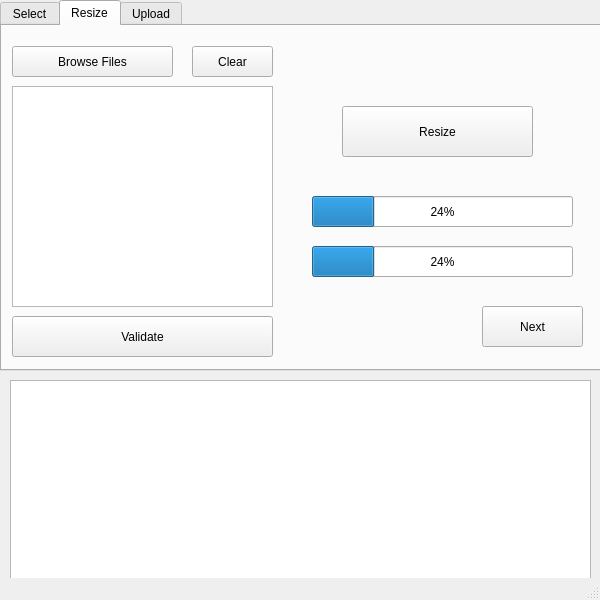
Above: ui.ui from arghyabi/photo_uploader before the change. Below: the same form after it.
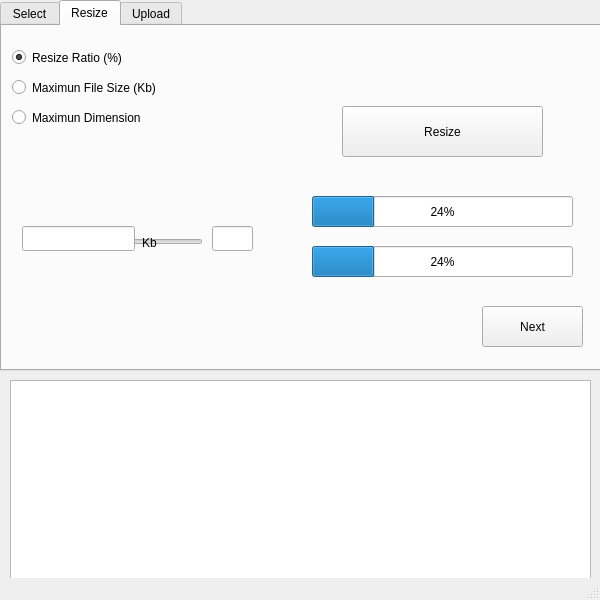
That is the form after the change. The open tabs and pages were chosen to show the change.

Commit message:
Changing settings in Resize tab UI and coresponding code
changed the resize settings in the resize tab and make some changes in the python code

```diff
--- a/ui.ui
+++ b/ui.ui
@@ -113,61 +113,12 @@
      <attribute name="title">
       <string>Resize</string>
      </attribute>
-     <widget class="QPushButton" name="resize_ClearFile">
-      <property name="geometry">
-       <rect>
-        <x>190</x>
-        <y>20</y>
-        <width>81</width>
-        <height>31</height>
-       </rect>
-      </property>
-      <property name="text">
-       <string>Clear</string>
-      </property>
-     </widget>
-     <widget class="QListView" name="resize_listView">
-      <property name="geometry">
-       <rect>
-        <x>10</x>
-        <y>60</y>
-        <width>261</width>
-        <height>221</height>
-       </rect>
-      </property>
-     </widget>
-     <widget class="QPushButton" name="resize_BrowseButton">
-      <property name="geometry">
-       <rect>
-        <x>10</x>
-        <y>20</y>
-        <width>161</width>
-        <height>31</height>
-       </rect>
-      </property>
-      <property name="text">
-       <string>Browse Files</string>
-      </property>
-     </widget>
-     <widget class="QPushButton" name="resize_validate_btn">
-      <property name="geometry">
-       <rect>
-        <x>10</x>
-        <y>290</y>
-        <width>261</width>
-        <height>41</height>
-       </rect>
-      </property>
-      <property name="text">
-       <string>Validate</string>
-      </property>
-     </widget>
      <widget class="QPushButton" name="Resize_btn">
       <property name="geometry">
        <rect>
         <x>340</x>
         <y>80</y>
-        <width>191</width>
+        <width>201</width>
         <height>51</height>
        </rect>
       </property>
@@ -214,6 +165,94 @@
        <string>Next</string>
       </property>
      </widget>
+     <widget class="QRadioButton" name="max_dimension_radio_btn">
+      <property name="geometry">
+       <rect>
+        <x>10</x>
+        <y>80</y>
+        <width>171</width>
+        <height>23</height>
+       </rect>
+      </property>
+      <property name="text">
+       <string>Maximun Dimension</string>
+      </property>
+     </widget>
+     <widget class="QRadioButton" name="max_F_size_radio_btn">
+      <property name="geometry">
+       <rect>
+        <x>10</x>
+        <y>50</y>
+        <width>181</width>
+        <height>23</height>
+       </rect>
+      </property>
+      <property name="text">
+       <string>Maximun File Size (Kb)</string>
+      </property>
+     </widget>
+     <widget class="QRadioButton" name="ratio_radio_btn">
+      <property name="geometry">
+       <rect>
+        <x>10</x>
+        <y>20</y>
+        <width>131</width>
+        <height>23</height>
+       </rect>
+      </property>
+      <property name="text">
+       <string>Resize Ratio (%)</string>
+      </property>
+      <property name="checked">
+       <bool>true</bool>
+      </property>
+     </widget>
+     <widget class="QSlider" name="horizontalSlider">
+      <property name="geometry">
+       <rect>
+        <x>20</x>
+        <y>200</y>
+        <width>181</width>
+        <height>31</height>
+       </rect>
+      </property>
+      <property name="orientation">
+       <enum>Qt::Horizontal</enum>
+      </property>
+     </widget>
+     <widget class="QLineEdit" name="show_slider_value">
+      <property name="geometry">
+       <rect>
+        <x>210</x>
+        <y>200</y>
+        <width>41</width>
+        <height>25</height>
+       </rect>
+      </property>
+     </widget>
+     <widget class="QLineEdit" name="Max_file_size">
+      <property name="geometry">
+       <rect>
+        <x>20</x>
+        <y>200</y>
+        <width>113</width>
+        <height>25</height>
+       </rect>
+      </property>
+     </widget>
+     <widget class="QLabel" name="max_size_label">
+      <property name="geometry">
+       <rect>
+        <x>140</x>
+        <y>206</y>
+        <width>31</width>
+        <height>21</height>
+       </rect>
+      </property>
+      <property name="text">
+       <string>Kb</string>
+      </property>
+     </widget>
     </widget>
     <widget class="QWidget" name="Upload_tab">
      <attribute name="title">
```
The commit also changes 1 other file.
